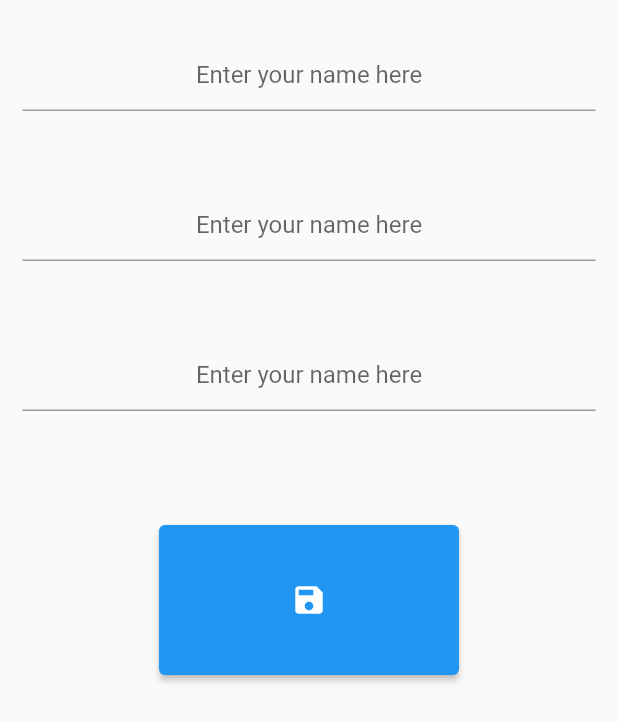
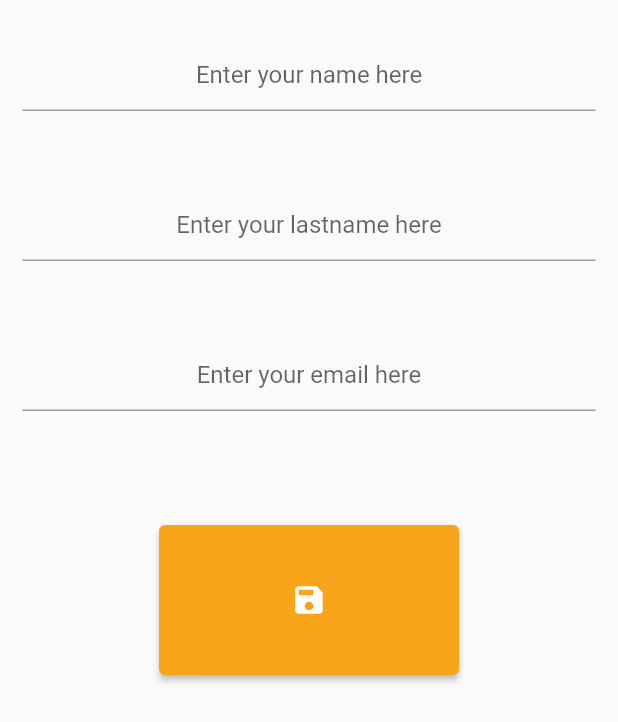
Before and after one commit to timlokers/KeySynergy, a Flutter app: the UserProfileForm widget shown alone on an empty page, opened directly, on a phone screen of 412 x 824 dp. Shown: the top 722 px of the screen. Run offline on Flutter 3.47's test engine with Material 2 defaults, Android fonts, the phone set to English and light mode, and no system bars; our stand-ins replace device_info; network calls fail.

Commit message:
05-08-2021: Form with successull post to the DB

```diff
--- a/lib/View/Widgets/user_profile_form.dart
+++ b/lib/View/Widgets/user_profile_form.dart
@@ -1,5 +1,11 @@
+import 'package:flutter/cupertino.dart';
 import 'package:flutter/material.dart';
-import 'package:key_synergy/Model/user_pofile.dart';
+import 'package:key_synergy/Logic/device_info.dart';
+import 'package:key_synergy/API/key_synergy_api.dart';
+
+import '../keylist_view.dart';
+
+DeviceInfo deviceInfo = DeviceInfo();
 
 class UserProfileForm extends StatefulWidget {
   const UserProfileForm({Key? key}) : super(key: key);
@@ -11,11 +17,17 @@ class UserProfileForm extends StatefulWidget {
 }
 
 class UserProfileFormState extends State<UserProfileForm> {
+  String? _phoneId = '';
+
+  UserProfileFormState() {
+    getPhoneId().then((value) => setState(() {
+          _phoneId = value;
+        }));
+  }
+
   TextEditingController nameInputController = TextEditingController();
   TextEditingController lastnameInputController = TextEditingController();
   TextEditingController emailInputController = TextEditingController();
-
-  final String _phoneId = '';
 
   @override
   Widget build(BuildContext context) {
@@ -30,6 +42,7 @@ class UserProfileFormState extends State<UserProfileForm> {
             child: TextField(
               controller: nameInputController,
               textAlign: TextAlign.center,
+              keyboardType: TextInputType.name,
               decoration: const InputDecoration(
                 hintText: 'Enter your name here',
               ),
@@ -42,8 +55,9 @@ class UserProfileFormState extends State<UserProfileForm> {
             child: TextField(
               controller: lastnameInputController,
               textAlign: TextAlign.center,
+              keyboardType: TextInputType.name,
               decoration: const InputDecoration(
-                hintText: 'Enter your name here',
+                hintText: 'Enter your lastname here',
               ),
             ),
           ),
@@ -54,8 +68,9 @@ class UserProfileFormState extends State<UserProfileForm> {
             child: TextField(
               controller: emailInputController,
               textAlign: TextAlign.center,
+              keyboardType: TextInputType.emailAddress,
               decoration: const InputDecoration(
-                hintText: 'Enter your name here',
+                hintText: 'Enter your email here',
               ),
             ),
           ),
@@ -65,7 +80,19 @@ class UserProfileFormState extends State<UserProfileForm> {
               height: 100.0,
               width: 200.0,
               child: ElevatedButton(
-                onPressed: () {},
+                style: ElevatedButton.styleFrom(
+                  primary: const Color.fromARGB(255, 249, 165, 27),
+                ),
+                onPressed: () {
+                  KeySynergyAPI().createUserProfile(
+                      0,
+                      nameInputController.text,
+                      lastnameInputController.text,
+                      emailInputController.text,
+                      _phoneId);
+                  Navigator.pushReplacement(context,
+                      MaterialPageRoute(builder: (context) => KeyListView()));
+                },
                 child: const Icon(Icons.save),
               ),
             ),
@@ -74,4 +101,8 @@ class UserProfileFormState extends State<UserProfileForm> {
       ),
     );
   }
+
+  Future<String?> getPhoneId() async {
+    return await deviceInfo.getDeviceId();
+  }
 }
--- a/lib/View/keylist_view.dart
+++ b/lib/View/keylist_view.dart
@@ -3,6 +3,7 @@ import 'package:flutter/material.dart';
 import 'Widgets/key_list_container.dart';
 
 class KeyListView extends StatelessWidget {
+  KeyListView({Key? key}) : super(key: key);
 
   final KeyListContainer _keyListContainer = KeyListContainer();
 
--- a/lib/View/user_profile_view.dart
+++ b/lib/View/user_profile_view.dart
@@ -10,6 +10,7 @@ class UserProfileView extends StatelessWidget {
   Widget build(BuildContext context) {
     return MaterialApp(
       home: Scaffold(
+        resizeToAvoidBottomInset: false,
         appBar: AppBar(
           title: const Text(
             'Key-Synergy',
@@ -18,7 +19,7 @@ class UserProfileView extends StatelessWidget {
           backgroundColor: const Color.fromARGB(255, 249, 165, 27),
           centerTitle: true,
         ),
-        body: Center(child: UserProfileForm()),
+        body: const Center(child: UserProfileForm()),
       ),
     );
   }
```
Also changed, not shown: lib/API/key_synergy_api.dart (+26 -1 lines).
